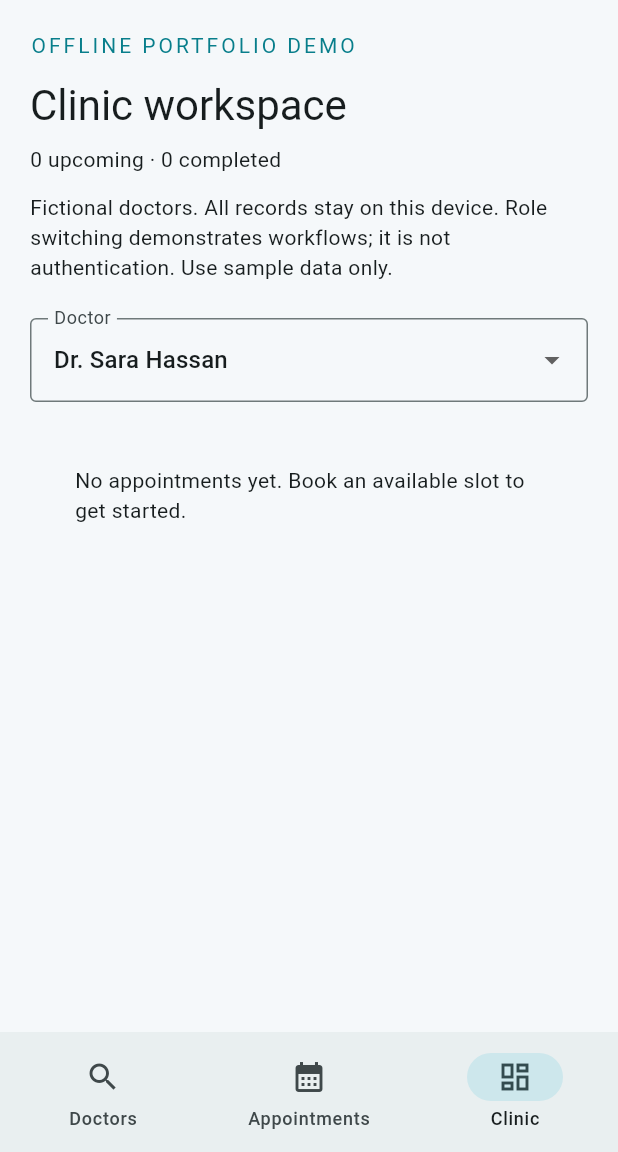
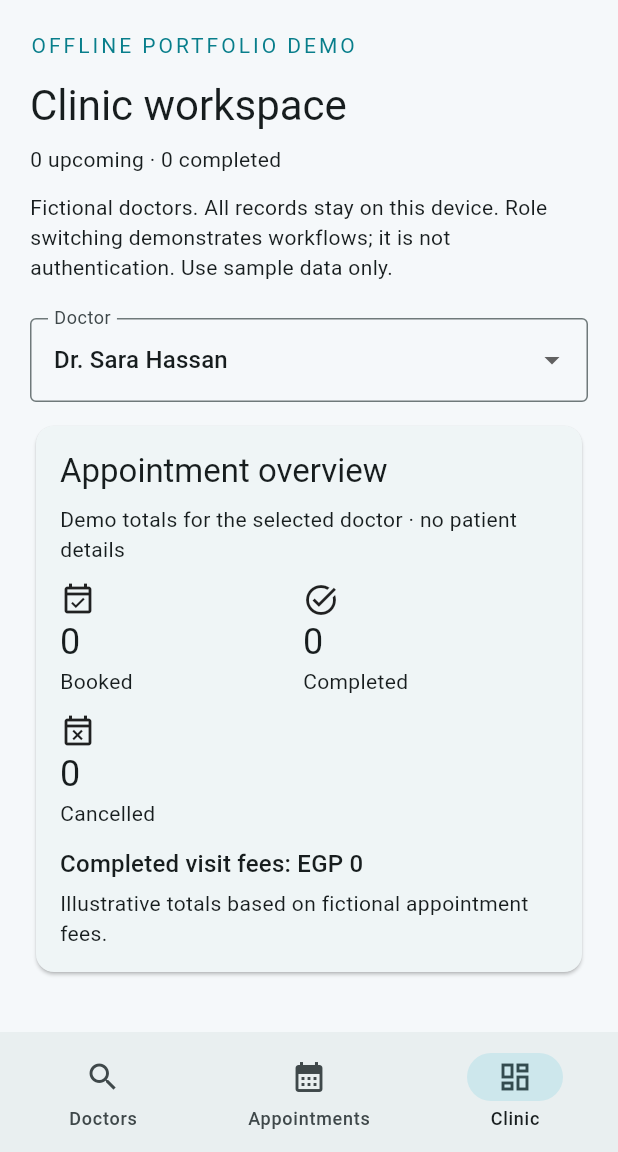
Before and after one commit to adhamamerrrr/tabeeby-clinic-app, a Flutter app: the screen it shows after launch, item 3 of the bottom bar chosen, on a phone screen of 412 x 824 dp, the part 84-1236 px from its top. Run offline on Flutter 3.47's test engine with Material 3 defaults, Android fonts, the phone set to English and light mode, and no system bars; our stand-ins replace shared_preferences.

Commit message:
Display per-doctor appointment metrics in clinic dashboard

```diff
--- a/lib/main.dart
+++ b/lib/main.dart
@@ -207,6 +207,57 @@ class _ClinicHomeState extends State<ClinicHome> {
     );
   }
 
+  Widget clinicSummary() {
+    final summary = clinic.summary(doctorId: doctorFilter);
+    final metrics = [
+      ('Booked', summary.booked, Icons.event_available_outlined),
+      ('Completed', summary.completed, Icons.task_alt_outlined),
+      ('Cancelled', summary.cancelled, Icons.event_busy_outlined),
+    ];
+    return Card(
+      child: Padding(
+        padding: const EdgeInsets.all(16),
+        child: Column(
+          crossAxisAlignment: CrossAxisAlignment.start,
+          children: [
+            Text('Appointment overview',
+                style: Theme.of(context).textTheme.titleLarge),
+            const SizedBox(height: 8),
+            Text('Demo totals for the selected doctor · no patient details'),
+            const SizedBox(height: 12),
+            Wrap(
+              spacing: 12,
+              runSpacing: 12,
+              children: [
+                for (final metric in metrics)
+                  SizedBox(
+                    width: 150,
+                    child: Semantics(
+                      label: '${metric.$1}: ${metric.$2}',
+                      child: Column(
+                        crossAxisAlignment: CrossAxisAlignment.start,
+                        children: [
+                          Icon(metric.$3),
+                          Text('${metric.$2}',
+                              style: Theme.of(context).textTheme.headlineSmall),
+                          Text(metric.$1),
+                        ],
+                      ),
+                    ),
+                  ),
+              ],
+            ),
+            const SizedBox(height: 12),
+            Text('Completed visit fees: EGP ${summary.completedRevenue}',
+                style: Theme.of(context).textTheme.titleMedium),
+            const SizedBox(height: 4),
+            const Text('Illustrative totals based on fictional appointment fees.'),
+          ],
+        ),
+      ),
+    );
+  }
+
   @override
   Widget build(BuildContext context) {
     final upcoming = clinic.visits
@@ -322,6 +373,10 @@ class _ClinicHomeState extends State<ClinicHome> {
                             .toList(),
                         onChanged: (v) => setState(() => doctorFilter = v!),
                       ),
+                    if (tab == 2) ...[
+                      const SizedBox(height: 12),
+                      clinicSummary(),
+                    ],
                     if (tab != 0) ...[
                       const SizedBox(height: 12),
                       if (list.isEmpty)
```
